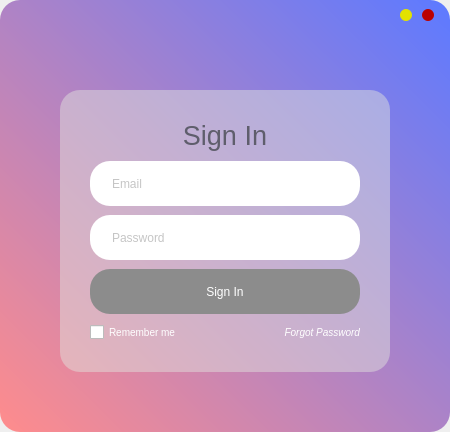
Above: ui_login.ui from luciano-zembruzki/Modern-Login-Form-PySide6-or-PyQt6 before the change. Below: the same form after it.
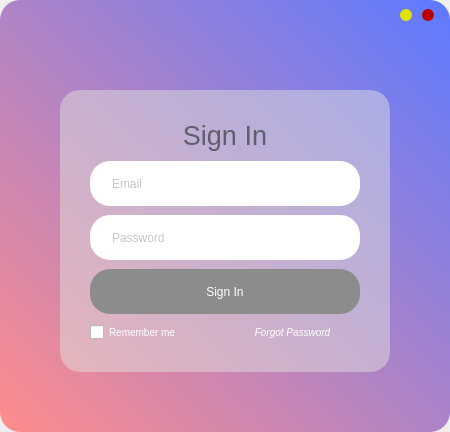
That is the form after the change.

```diff
--- a/ui_login.ui
+++ b/ui_login.ui
@@ -46,6 +46,10 @@
 	color: rgb(140, 140, 140);
 }
 
+QLineEdit:hover{
+	border: 2px solid rgb(139, 142, 139);
+}
+
 QPushButton#login_button{
 	min-height: 45px;
 	border-radius: 20px;
@@ -53,21 +57,26 @@
 	color: #FFFFFF;
 }
 
+QPushButton#login_button:hover{
+	border: 2px solid rgb(255, 255, 255);
+}
+
 QCheckBox{
 	font-size: 10px;
 	color: #FFFFFF;
 }
 
-QLabel#forgot{
-	font-style: italic;
-	font-size: 10px;
-	color: #FFFFFF;
-}
-
 QLabel{
 	color: rgb(95, 94, 108);
 }
 
+QPushButton#forgot_button{
+	border: 0px;
+	font-style: italic;
+	font-size: 10px;
+	color: #FFFFFF;
+}
+
 QPushButton#close_button{
 	background-color: rgb(186, 0, 0);
 	border-radius: 6px;
@@ -311,13 +320,16 @@
            </widget>
           </item>
           <item>
-           <widget class="QLabel" name="forgot">
+           <widget class="QPushButton" name="forgot_button">
+            <property name="font">
+             <font>
+              <pointsize>-1</pointsize>
+              <italic>true</italic>
+             </font>
+            </property>
             <property name="text">
              <string>Forgot Password</string>
             </property>
-            <property name="alignment">
-             <set>Qt::AlignRight|Qt::AlignTrailing|Qt::AlignVCenter</set>
-            </property>
            </widget>
           </item>
          </layout>
```
